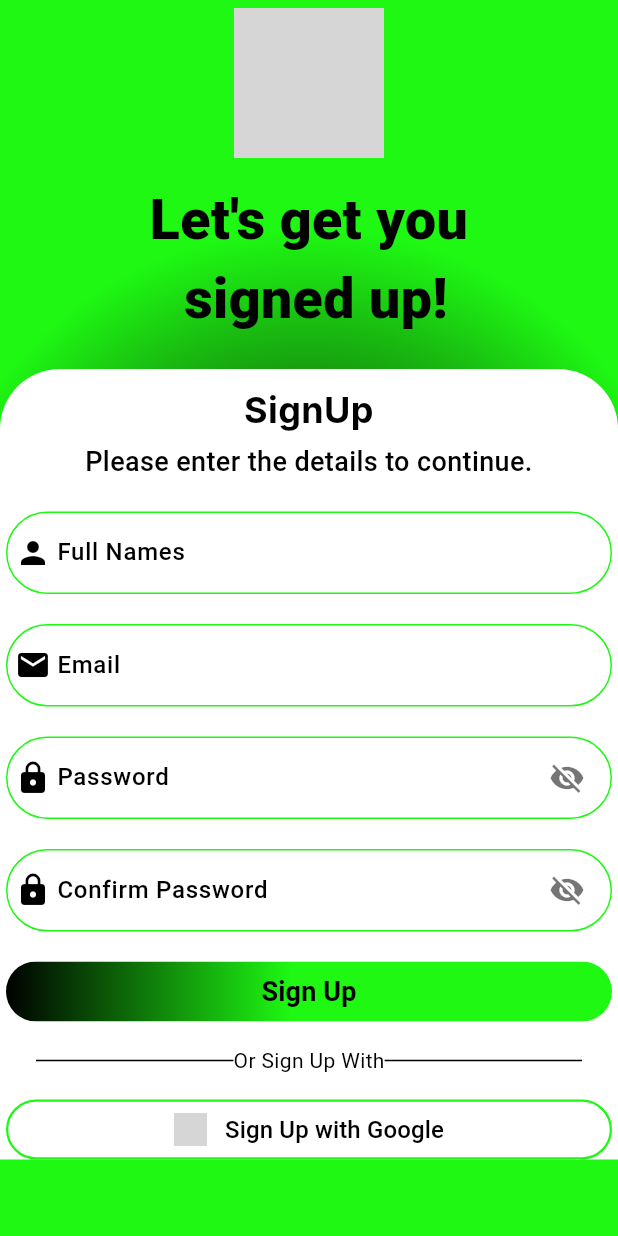
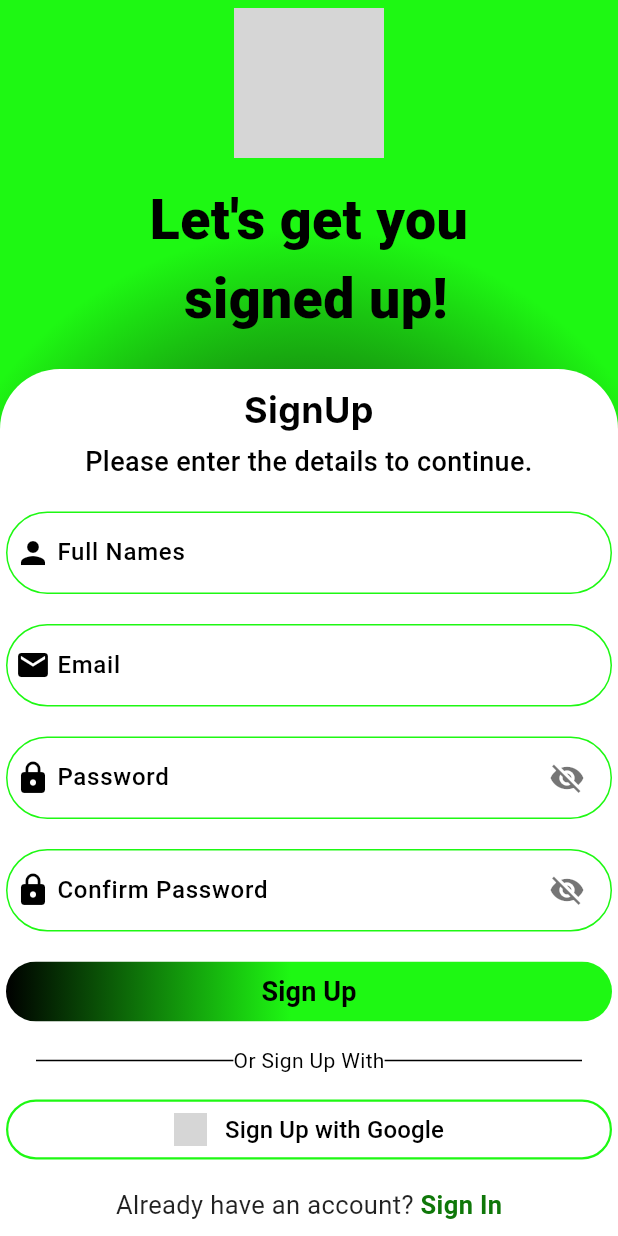
Before and after one commit to Alvin11David/UGANDA-EXPLORE, a Flutter app: the screen it shows after launch, on a phone screen of 412 x 824 dp. Run offline on Flutter 3.47's test engine with Material 3 defaults, Android fonts, the phone set to English and light mode, and no system bars; our stand-ins replace firebase_core; accounts and stored records are empty; Roboto replaces fonts that are missing (Inter, Outfit, Poppins); grey boxes are pictures that could not be loaded.

Commit message:
Added an 'Already have an account? Sign In' section below social sign-up button

```diff
--- a/uganda_explore/lib/screens/auth/signup_screen.dart
+++ b/uganda_explore/lib/screens/auth/signup_screen.dart
@@ -160,13 +160,14 @@ class SignUpScreen extends StatelessWidget {
                       ],
                     ),
                     const SizedBox(height: 16),
+                    // Social Sign-Up Button
                     Center(
                       child: SizedBox(
                         width: 450,
                         height: 40,
                         child: OutlinedButton(
                           onPressed: () {
-
+                            // Handle Google sign up
                           },
                           style: OutlinedButton.styleFrom(
                             backgroundColor: Colors.white,
@@ -196,12 +197,48 @@ class SignUpScreen extends StatelessWidget {
                                   fontFamily: 'Poppins',
                                 ),
                               ),
-                            ]
-                          )
-                          )
-                        )
-                      )
-
+                            ],
+                          ),
+                        ),
+                      ),
+                    ),
+                    // Existing User Section
+                    const SizedBox(height: 18),
+                    Center(
+                      child: Wrap(
+                        crossAxisAlignment: WrapCrossAlignment.center,
+                        children: [
+                          const Text(
+                            "Already have an account? ",
+                            style: TextStyle(
+                              color: Colors.black87,
+                              fontFamily: 'Poppins',
+                              fontWeight: FontWeight.w400,
+                              fontSize: 17,
+                            ),
+                          ),
+                          MouseRegion(
+                            cursor: SystemMouseCursors.click,
+                            child: GestureDetector(
+                              onTap: () {
+                                // Handle navigation to sign in page
+                              },
+                              child: const Text(
+                                "Sign In",
+                                style: TextStyle(
+                                  color: Color(0xFF0F7709), // Primary brand color
+                                  fontFamily: 'Poppins',
+                                  fontWeight: FontWeight.bold,
+                                  fontSize: 17,
+                                  decorationThickness: 1.5,
+                                ),
+                              ),
+                            ),
+                          ),
+                        ],
+                      ),
+                    ),
+                    const SizedBox(height: 24),
                   ],
                 ),
               ),
```
